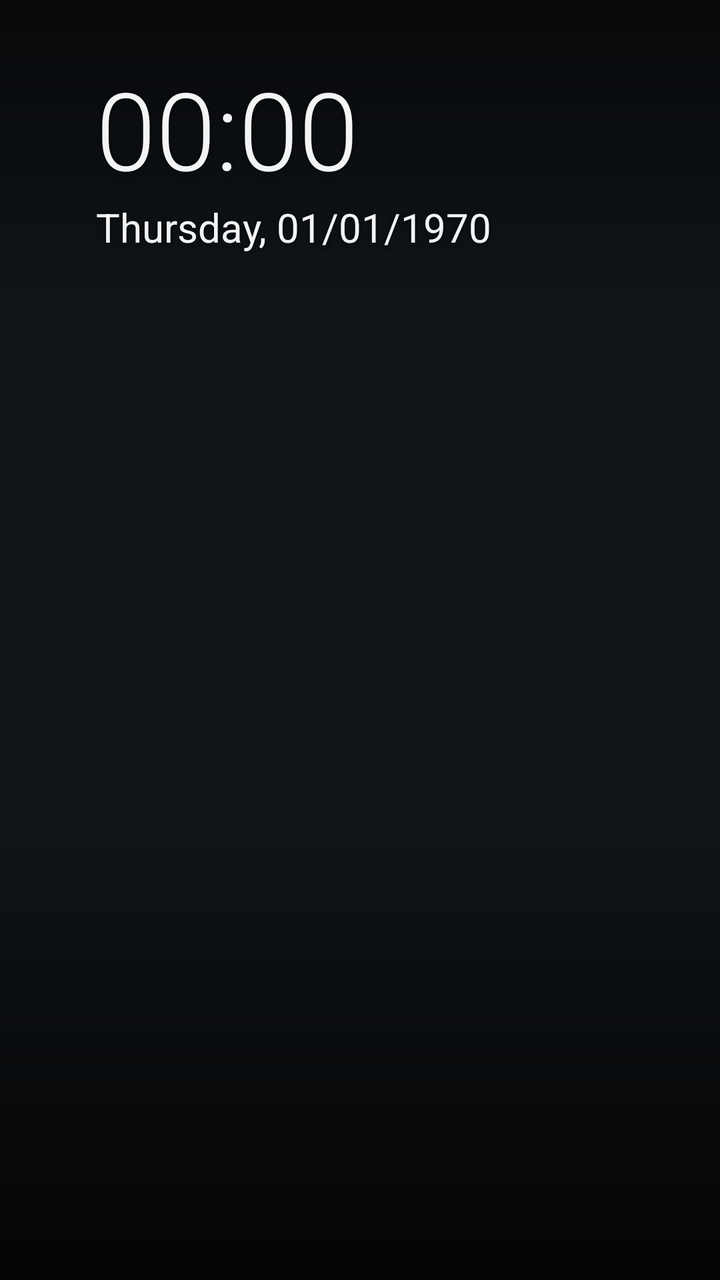
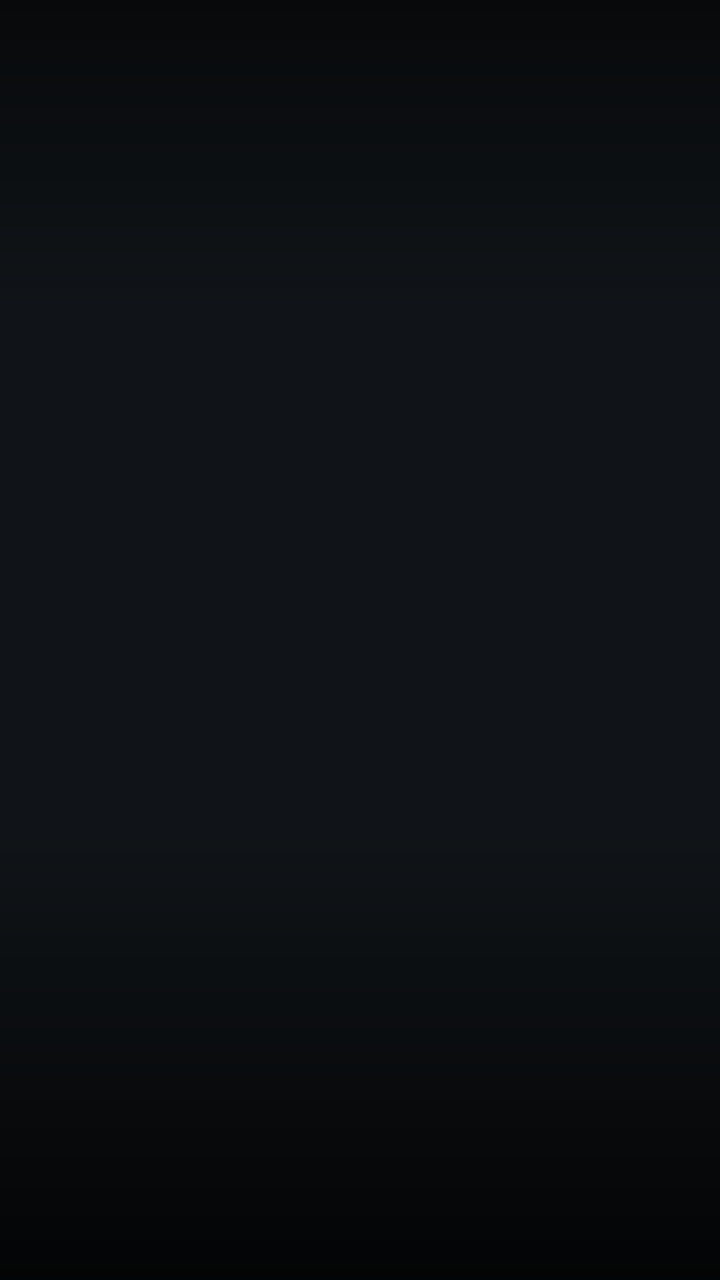

Compare the two renders of this Android layout. The source of the first and the diff that turns it into the second are given below.
<!-- AndroidManifest.xml: application theme LauncherTheme -->
<!-- res/layout/activity_main.xml -->
<?xml version="1.0" encoding="utf-8"?>
<FrameLayout xmlns:android="http://schemas.android.com/apk/res/android"
    android:layout_width="match_parent"
    android:layout_height="match_parent"
    android:background="@color/bg">

    
    <ImageView
        android:id="@+id/wallpaper"
        android:layout_width="match_parent"
        android:layout_height="match_parent"
        android:scaleType="centerCrop" />

    
    <View
        android:layout_width="match_parent"
        android:layout_height="160dp"
        android:layout_gravity="top"
        android:background="@drawable/shade_top" />

    
    <View
        android:layout_width="match_parent"
        android:layout_height="230dp"
        android:layout_gravity="bottom"
        android:background="@drawable/shade_bottom" />

    
    <LinearLayout
        android:layout_width="wrap_content"
        android:layout_height="wrap_content"
        android:layout_gravity="top|start"
        android:layout_marginLeft="48dp"
        android:layout_marginTop="28dp"
        android:orientation="vertical">

        <TextClock
            android:layout_width="wrap_content"
            android:layout_height="wrap_content"
            android:format12Hour="HH:mm"
            android:format24Hour="HH:mm"
            android:textColor="@color/text"
            android:textSize="54sp"
            android:fontFamily="sans-serif-light"
            android:shadowColor="#AA000000"
            android:shadowRadius="6" />

        <TextClock
            android:layout_width="wrap_content"
            android:layout_height="wrap_content"
            android:format12Hour="EEEE, dd/MM/yyyy"
            android:format24Hour="EEEE, dd/MM/yyyy"
            android:textColor="@color/text"
            android:textSize="20sp"
            android:shadowColor="#AA000000"
            android:shadowRadius="6" />
    </LinearLayout>

    
    <HorizontalScrollView
        android:id="@+id/scroller"
        android:layout_width="match_parent"
        android:layout_height="wrap_content"
        android:layout_gravity="bottom"
        android:layout_marginBottom="28dp"
        android:scrollbars="none"
        android:clipToPadding="false"
        android:clipChildren="false"
        android:paddingLeft="40dp"
        android:paddingRight="40dp"
        android:paddingTop="16dp"
        android:paddingBottom="8dp">

        <LinearLayout
            android:id="@+id/row"
            android:layout_width="wrap_content"
            android:layout_height="wrap_content"
            android:orientation="horizontal"
            android:clipChildren="false" />
    </HorizontalScrollView>
</FrameLayout>
<!-- resources referenced by this layout -->
<resources>
  <color name="bg">#FF101418</color>
  <color name="text">#FFF2F4F6</color>
  <!-- drawable shade_bottom (drawable) -->
  <?xml version="1.0" encoding="utf-8"?>
  <shape xmlns:android="http://schemas.android.com/apk/res/android" android:shape="rectangle">
      <gradient android:angle="90" android:startColor="#D0000000" android:endColor="#00000000" />
  </shape>
  <!-- drawable shade_top (drawable) -->
  <?xml version="1.0" encoding="utf-8"?>
  <shape xmlns:android="http://schemas.android.com/apk/res/android" android:shape="rectangle">
      <gradient android:angle="270" android:startColor="#90000000" android:endColor="#00000000" />
  </shape>
  <style name="LauncherTheme" parent="@android:style/Theme.Material.NoActionBar">
          <item name="android:windowBackground">@color/bg</item>
          <item name="android:windowShowWallpaper">false</item>
          <item name="android:windowNoTitle">true</item>
          <item name="android:windowFullscreen">true</item>
          <item name="android:windowAnimationStyle">@null</item>
          <item name="android:colorAccent">@color/accent</item>
      </style>
  <color name="accent">#FF4FC3F7</color>
</resources>

<!-- the commit's change to res/layout/activity_main.xml (unified diff, before → after) -->
@@ -30,31 +30,45 @@
         android:layout_width="wrap_content"
         android:layout_height="wrap_content"
         android:layout_gravity="top|start"
-        android:layout_marginLeft="48dp"
-        android:layout_marginTop="28dp"
-        android:orientation="vertical">
+        android:layout_marginLeft="52dp"
+        android:layout_marginTop="26dp"
+        android:orientation="horizontal"
+        android:baselineAligned="true">
 
-        <TextClock
+        <TextView
+            android:id="@+id/time"
             android:layout_width="wrap_content"
             android:layout_height="wrap_content"
-            android:format12Hour="HH:mm"
-            android:format24Hour="HH:mm"
-            android:textColor="@color/text"
-            android:textSize="54sp"
+            android:textColor="#FFFFFFFF"
+            android:textSize="44sp"
             android:fontFamily="sans-serif-light"
             android:shadowColor="#AA000000"
             android:shadowRadius="6" />
 
-        <TextClock
+        <TextView
+            android:id="@+id/date"
             android:layout_width="wrap_content"
             android:layout_height="wrap_content"
-            android:format12Hour="EEEE, dd/MM/yyyy"
-            android:format24Hour="EEEE, dd/MM/yyyy"
-            android:textColor="@color/text"
-            android:textSize="20sp"
+            android:layout_marginLeft="20dp"
+            android:textColor="#E6FFFFFF"
+            android:textSize="22sp"
+            android:fontFamily="sans-serif"
             android:shadowColor="#AA000000"
             android:shadowRadius="6" />
     </LinearLayout>
+
+    
+    <TextView
+        android:id="@+id/ver"
+        android:layout_width="wrap_content"
+        android:layout_height="wrap_content"
+        android:layout_gravity="top|end"
+        android:layout_marginTop="44dp"
+        android:layout_marginRight="48dp"
+        android:textColor="#CCF2F4F6"
+        android:textSize="14sp"
+        android:shadowColor="#AA000000"
+        android:shadowRadius="4" />
 
     
     <HorizontalScrollView
@@ -62,14 +76,14 @@
         android:layout_width="match_parent"
         android:layout_height="wrap_content"
         android:layout_gravity="bottom"
-        android:layout_marginBottom="28dp"
+        android:layout_marginBottom="12dp"
         android:scrollbars="none"
         android:clipToPadding="false"
         android:clipChildren="false"
         android:paddingLeft="40dp"
         android:paddingRight="40dp"
-        android:paddingTop="16dp"
-        android:paddingBottom="8dp">
+        android:paddingTop="20dp"
+        android:paddingBottom="4dp">
 
         <LinearLayout
             android:id="@+id/row"
<!-- resource entries referenced after the edit -->
@@ -1,7 +1,6 @@
 <!-- resources referenced by this layout -->
 <resources>
   <color name="bg">#FF101418</color>
-  <color name="text">#FFF2F4F6</color>
   <!-- drawable shade_bottom (drawable) -->
   <?xml version="1.0" encoding="utf-8"?>
   <shape xmlns:android="http://schemas.android.com/apk/res/android" android:shape="rectangle">
